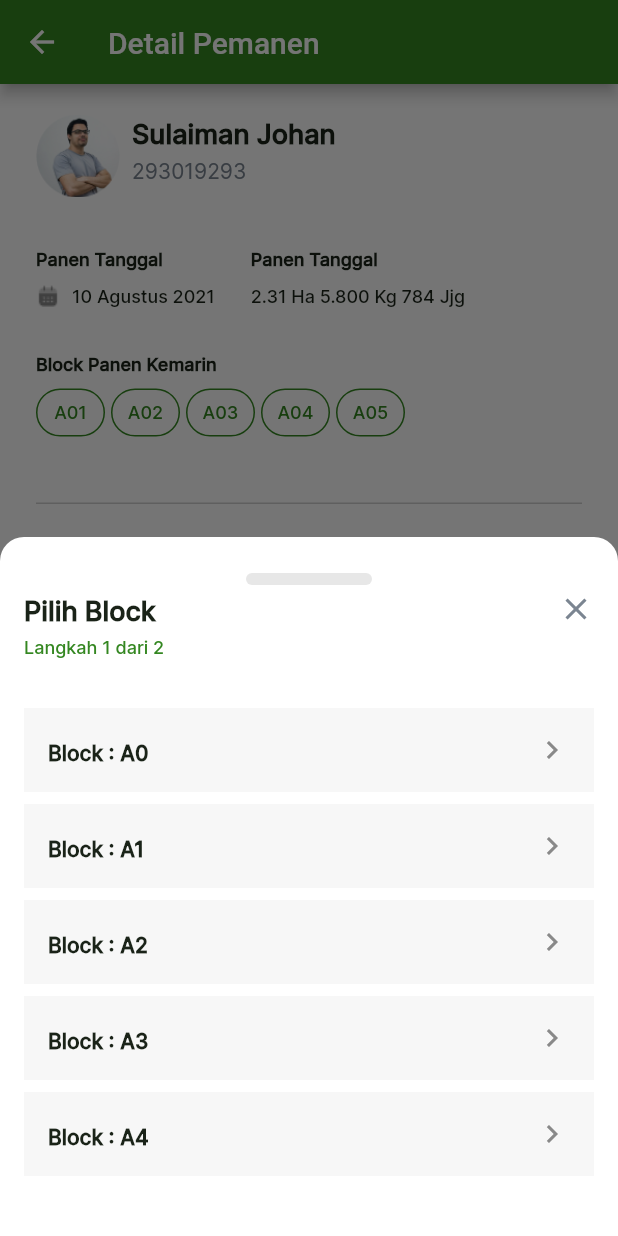
After one commit to danielpartogi/pemanenflutter, a Flutter app: the HarvesterDetail screen opened directly, after a tap on the "add" icon, on a phone screen of 412 x 824 dp. The commit adds this screen. Run offline on Flutter 3.47's test engine with Material 2 defaults, Android fonts, the phone set to English and light mode, and no system bars; our stand-ins replace auto_route, numberpicker; missing offline and left inert: infinite_listview; generated files the repository leaves out were written again.

Commit message:
add bottom sheet to add block

```diff
--- a/lib/core/assets/color.dart
+++ b/lib/core/assets/color.dart
@@ -14,6 +14,8 @@ class AppColor {
   static const Color success500 = Color(0xFF10D382);
   static const Color info500 = Color(0xFF2E6EF7);
   static const Color black50 = Color(0xFFF7F7F7);
+  static const Color black100 = Color(0xFFE7E7E7);
   static const Color black200 = Color(0xFFD0D0D0);
+  static const Color black500 = Color(0xFF898989);
 
 }
--- /dev/null
+++ b/lib/data/block.dart
@@ -0,0 +1,11 @@
+
+import 'checker_model_enum.dart';
+
+class Block {
+  final String blockName;
+  final CheckerModelEnum checker;
+  final String lineName;
+
+
+  Block(this.blockName, this.checker, this.lineName);
+}
--- /dev/null
+++ b/lib/data/checker_model_enum.dart
@@ -0,0 +1 @@
+enum CheckerModelEnum { tunggal, kananKiri }
--- /dev/null
+++ b/lib/presentation/harvester/bottomsheet/add_block_widget.dart
@@ -0,0 +1,109 @@
+import 'package:flutter/material.dart';
+import 'package:pemanen_flutter/core/assets/color.dart';
+import 'package:pemanen_flutter/core/assets/style.dart';
+import 'package:pemanen_flutter/data/checker_model_enum.dart';
+import 'package:pemanen_flutter/presentation/harvester/choose_block_widget.dart';
+import 'package:pemanen_flutter/presentation/harvester/choose_line_widget.dart';
+
+class AddBlockWidget extends StatefulWidget {
+  const AddBlockWidget({Key? key}) : super(key: key);
+
+  @override
+  State<AddBlockWidget> createState() => _AddBlockWidgetState();
+}
+
+class _AddBlockWidgetState extends State<AddBlockWidget> {
+
+  final PageController controller = PageController();
+  int _selectedLine = 25;
+  CheckerModelEnum _checkerModelEnum = CheckerModelEnum.tunggal;
+  int currentPage = 1;
+
+  @override
+  Widget build(BuildContext context) {
+    return Container(
+      padding: const EdgeInsets.only(top: 24, left: 16, right: 16, bottom: 32),
+      decoration: const BoxDecoration(
+          color: AppColor.white,
+          borderRadius: BorderRadius.vertical(
+            top: Radius.circular(16),
+          )),
+      child: Wrap(
+        alignment: WrapAlignment.center,
+          children: [_buildLine(), const SizedBox(height: 12,), _buildHeader(), _buildBody()],
+
+      ),
+    );
+  }
+
+  _buildBody() {
+    return Container(
+      margin:  const EdgeInsets.only(top: 32) ,
+      height: 320,
+      child: PageView(
+        onPageChanged: (value){
+          setState(() {
+            currentPage = value +1;
+          });
+        },
+        physics: const NeverScrollableScrollPhysics(),
+        controller: controller,
+        children:  <Widget>[
+          ChooseBlockWidget(onSelectBlock: (indexBlock){
+            controller.nextPage(duration: const Duration(milliseconds: 200), curve: Curves.ease);
+          },),
+          ChooseLineWidget(
+            selectedLine: _selectedLine,
+            onSelectLine: (value) {
+              setState(() {
+                _selectedLine = value;
+              });
+            },
+            onBack: (){controller.previousPage(duration: Duration(milliseconds: 200), curve: Curves.ease);},
+            onCreate: (){},
+            checker: _checkerModelEnum,
+            onChangeChecker: (value) {
+              setState(() {
+                _checkerModelEnum = value;
+              });
+            },
+          )
+
+        ],
+      ),
+    );
+
+  }
+
+  _buildLine() {
+    return Container(
+      width: 84,
+      height: 8,
+      decoration: const BoxDecoration(
+          color: AppColor.black100,
+          borderRadius: BorderRadius.all(Radius.circular(4))),
+    );
+  }
+
+  _buildHeader() {
+    return Row(
+      mainAxisAlignment: MainAxisAlignment.spaceBetween,
+      crossAxisAlignment: CrossAxisAlignment.start,
+      children: [
+        Column(
+          crossAxisAlignment: CrossAxisAlignment.start,
+          children: [
+            Text(currentPage == 1 ? "Pilih Block" : "Pilih Baris", style: AppStyle.headingMedium(),),
+            const SizedBox(height: 4,),
+            Text("Langkah $currentPage dari 2", style: AppStyle.label(textColor: AppColor.primary500),)
+          ],
+        ),
+        InkWell(
+          onTap: () {
+            Navigator.pop(context);
+          },
+          child:  const Icon(Icons.close,color: AppColor.mediumEmphasis,))
+      ],
+    );
+  }
+}
--- /dev/null
+++ b/lib/presentation/harvester/choose_block_widget.dart
@@ -0,0 +1,40 @@
+import 'package:flutter/cupertino.dart';
+import 'package:flutter/material.dart';
+import 'package:pemanen_flutter/core/assets/color.dart';
+import 'package:pemanen_flutter/core/assets/style.dart';
+
+class ChooseBlockWidget extends StatelessWidget {
+   ChooseBlockWidget({Key? key, this.onSelectBlock}) : super(key: key);
+
+  Function(int index)? onSelectBlock;
+
+  @override
+  Widget build(BuildContext context) {
+    return ListView.builder(
+        itemCount: 20,
+        itemBuilder: (context, index) {
+          return InkWell(
+            onTap: () {
+              onSelectBlock?.call(index);
+            },
+            child: Container(
+              alignment: Alignment.centerLeft,
+              margin: const EdgeInsets.only(bottom: 8),
+              padding: const EdgeInsets.all(16),
+              decoration: const BoxDecoration(color: AppColor.black50),
+              child: Row(
+                mainAxisAlignment: MainAxisAlignment.spaceBetween,
+                children: [
+                  Text(
+                    "Block : A$index",
+                    style: AppStyle.body(weight: FontWeight.w700),
+                  ),
+                  const Icon(Icons.chevron_right, color: AppColor.black500,)
+                ],
+              ),
+              height: 56,
+            ),
+          );
+        });
+  }
+}
--- a/lib/presentation/harvester/harvester_detail.dart
+++ b/lib/presentation/harvester/harvester_detail.dart
@@ -5,7 +5,7 @@ import 'package:pemanen_flutter/core/assets/color.dart';
 import 'package:pemanen_flutter/core/assets/image_name.dart';
 import 'package:pemanen_flutter/core/assets/strings.dart';
 import 'package:pemanen_flutter/core/assets/style.dart';
-import 'package:pemanen_flutter/presentation/harvester/choose_line_widget.dart';
+import 'package:pemanen_flutter/presentation/harvester/bottomsheet/add_block_widget.dart';
 
 class HarvesterDetail extends StatelessWidget {
   const HarvesterDetail({Key? key}) : super(key: key);
@@ -13,6 +13,15 @@ class HarvesterDetail extends StatelessWidget {
   @override
   Widget build(BuildContext context) {
     return Scaffold(
+      floatingActionButton: Container(
+        margin: const EdgeInsets.only(bottom: 24),
+        child: FloatingActionButton(
+            child: const Icon(Icons.add),
+            backgroundColor: AppColor.primary500,
+            onPressed: () {
+              _addBlock(context);
+            }),
+      ),
       backgroundColor: AppColor.white,
       appBar: AppBar(
         backgroundColor: AppColor.primary500,
@@ -41,8 +50,8 @@ class HarvesterDetail extends StatelessWidget {
               height: 44,
             ),
             _buildDivider(),
-            // _notFoundBlock(),
-ChooseLineWidget()
+            _notFoundBlock(),
+// ChooseLineWidget()
           ],
         ),
       ),
@@ -193,11 +202,23 @@ ChooseLineWidget()
               Text(
                 "Mutu Ancak Masih \nKosong",
                 style: AppStyle.body(
-                textColor: AppColor.mediumEmphasis, weight: FontWeight.bold),
+                    textColor: AppColor.mediumEmphasis,
+                    weight: FontWeight.bold),
                 textAlign: TextAlign.center,
               )
             ],
           ),
         ));
   }
+
+  void _addBlock(BuildContext context) {
+    showModalBottomSheet(
+      enableDrag: false,
+        isScrollControlled: true,
+        isDismissible: false,
+        backgroundColor: Colors.transparent,
+        context: context, builder: (context) {
+      return WillPopScope(child: const AddBlockWidget(), onWillPop: () async => false,);
+    });
   }
+}
```
Also changed, not shown: lib/presentation/harvester/choose_line_widget.dart (+178 -21 lines). Lines whose indentation alone changed are shown as unchanged.
